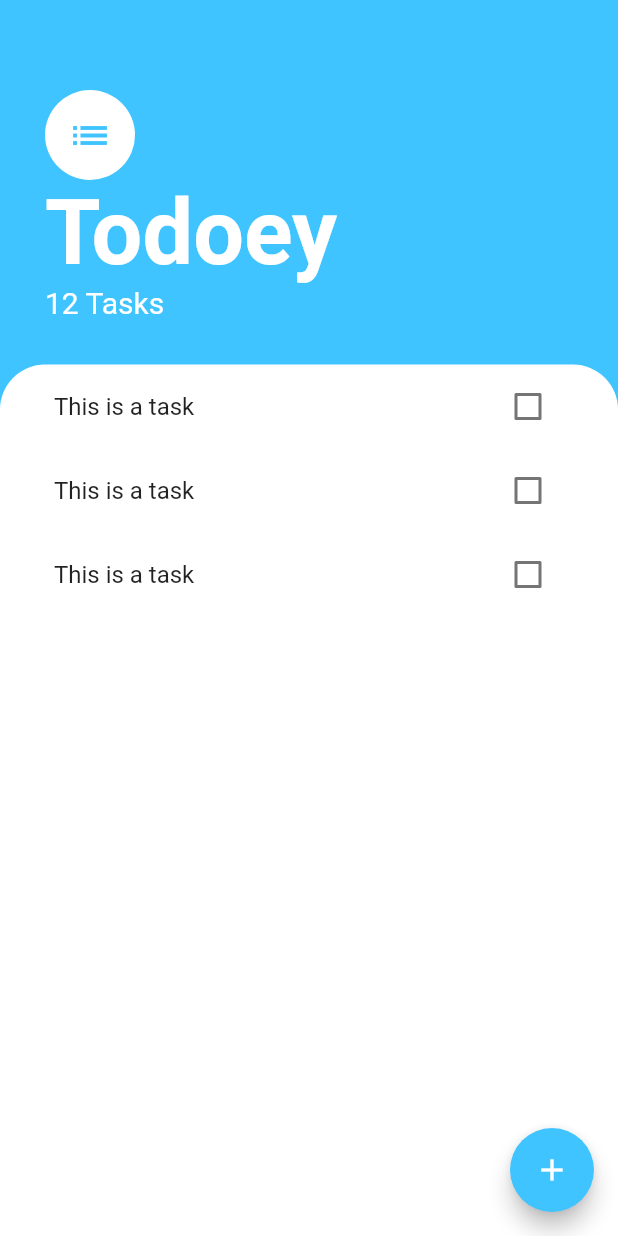
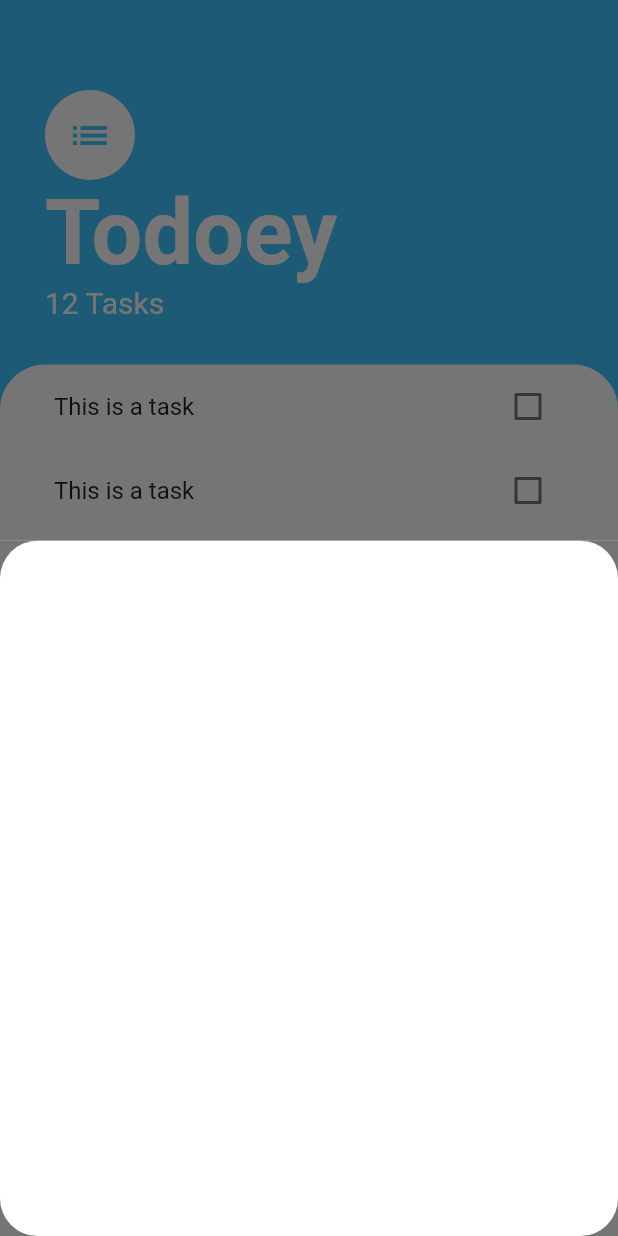
Before and after one commit to conandung99/todoey_flutter, a Flutter app: the screen it shows after launch, after a tap on the "add" icon, on a phone screen of 412 x 824 dp. Run offline on Flutter 3.47's test engine with Material 2 defaults, Android fonts, the phone set to English and light mode, and no system bars.

Commit message:
[add] AddTaskScreen use BottomModalSheet

```diff
--- /dev/null
+++ b/lib/screens/add_task_screen.dart
@@ -0,0 +1,19 @@
+import 'package:flutter/material.dart';
+
+class AddTaskScreen extends StatelessWidget {
+  @override
+  Widget build(BuildContext context) {
+    return Container(
+      color: Color(0xff757575),
+      child: Container(
+        decoration: BoxDecoration(
+          color: Colors.white,
+          borderRadius: BorderRadius.horizontal(
+            left: Radius.circular(25.0),
+            right: Radius.circular(25.0),
+          ),
+        ),
+      ),
+    );
+  }
+}
--- a/lib/screens/task_screen.dart
+++ b/lib/screens/task_screen.dart
@@ -1,5 +1,6 @@
 import 'package:flutter/material.dart';
 import 'package:todoey_flutter/widgets/task_list.dart';
+import 'package:todoey_flutter/screens/add_task_screen.dart';
 
 class TaskScreen extends StatelessWidget {
   @override
@@ -9,7 +10,12 @@ class TaskScreen extends StatelessWidget {
       floatingActionButton: FloatingActionButton(
         backgroundColor: Colors.lightBlueAccent,
         child: Icon(Icons.add),
-        onPressed: () {},
+        onPressed: () {
+          showModalBottomSheet(
+            context: context,
+            builder: (context) => AddTaskScreen(),
+          );
+        },
       ),
       body: Column(
         crossAxisAlignment: CrossAxisAlignment.start,
```
